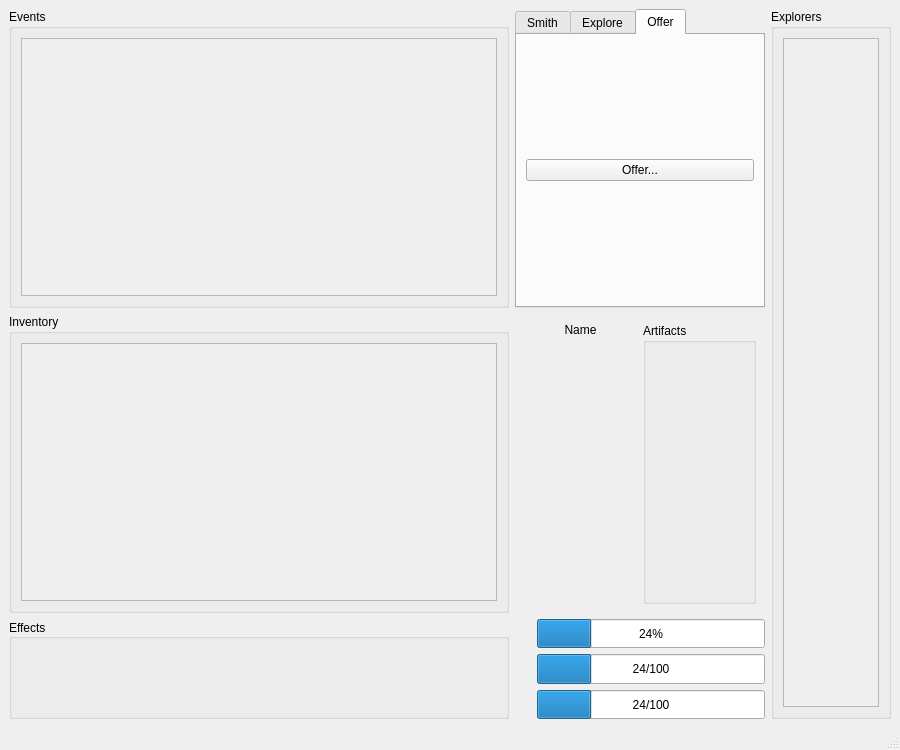
The window that assets/ui/main.ui (pierce-smith1/aor) describes before a commit, drawn with Qt 5.
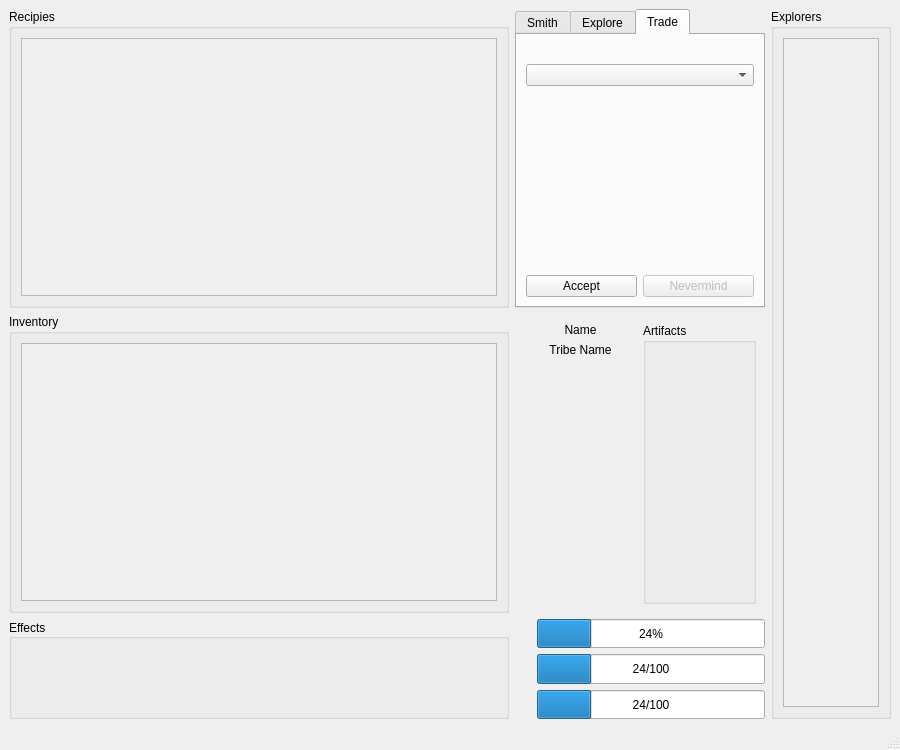
The same window after the commit. Icons and pictures are not drawn.

Patch:
```diff
--- a/assets/ui/main.ui
+++ b/assets/ui/main.ui
@@ -64,7 +64,7 @@
        </size>
       </property>
       <layout class="QGridLayout" name="gridLayout_6">
-       <item row="0" column="0">
+       <item row="1" column="0">
         <widget class="QLabel" name="player_name_label">
          <property name="sizePolicy">
           <sizepolicy hsizetype="Preferred" vsizetype="Fixed">
@@ -86,10 +86,7 @@
          </property>
         </widget>
        </item>
-       <item row="1" column="0">
-        <layout class="QVBoxLayout" name="player_layout"/>
-       </item>
-       <item row="0" column="1" rowspan="2">
+       <item row="1" column="1" rowspan="3">
         <widget class="QGroupBox" name="artifact_box">
          <property name="title">
           <string>Artifacts</string>
@@ -101,13 +98,32 @@
          </layout>
         </widget>
        </item>
+       <item row="3" column="0">
+        <layout class="QVBoxLayout" name="player_layout"/>
+       </item>
+       <item row="2" column="0">
+        <widget class="QLabel" name="tribe_name_label">
+         <property name="sizePolicy">
+          <sizepolicy hsizetype="Preferred" vsizetype="Fixed">
+           <horstretch>0</horstretch>
+           <verstretch>0</verstretch>
+          </sizepolicy>
+         </property>
+         <property name="text">
+          <string>Tribe Name</string>
+         </property>
+         <property name="alignment">
+          <set>Qt::AlignCenter</set>
+         </property>
+        </widget>
+       </item>
       </layout>
      </widget>
     </item>
     <item row="0" column="0">
      <widget class="QGroupBox" name="recipies_box">
       <property name="title">
-       <string>Events</string>
+       <string>Recipies</string>
       </property>
       <layout class="QHBoxLayout" name="horizontalLayout_8">
        <item>
@@ -265,25 +281,91 @@
         </item>
        </layout>
       </widget>
-      <widget class="QWidget" name="praying_tab">
+      <widget class="QWidget" name="trading_tab">
        <attribute name="title">
-        <string>Offer</string>
+        <string>Trade</string>
        </attribute>
        <layout class="QVBoxLayout" name="verticalLayout_7">
         <item>
-         <layout class="QGridLayout" name="prayer_layout"/>
+         <layout class="QHBoxLayout" name="horizontalLayout_4">
+          <item>
+           <widget class="QLabel" name="trade_remote_accept_icon">
+            <property name="sizePolicy">
+             <sizepolicy hsizetype="Minimum" vsizetype="Fixed">
+              <horstretch>0</horstretch>
+              <verstretch>0</verstretch>
+             </sizepolicy>
+            </property>
+            <property name="maximumSize">
+             <size>
+              <width>16</width>
+              <height>16777215</height>
+             </size>
+            </property>
+            <property name="text">
+             <string/>
+            </property>
+            <property name="pixmap">
+             <pixmap resource="../../images.qrc">:/assets/img/icons/warning.png</pixmap>
+            </property>
+            <property name="alignment">
+             <set>Qt::AlignCenter</set>
+            </property>
+           </widget>
+          </item>
+         </layout>
         </item>
         <item>
-         <widget class="QPushButton" name="pray_button">
+         <layout class="QHBoxLayout" name="foreign_trade_slot_layout"/>
+        </item>
+        <item>
+         <layout class="QHBoxLayout" name="horizontalLayout_6">
+          <item>
+           <widget class="QComboBox" name="trade_partner_combobox"/>
+          </item>
+         </layout>
+        </item>
+        <item>
+         <widget class="QLabel" name="trade_arrow_label">
           <property name="text">
-           <string>Offer...</string>
+           <string/>
           </property>
-          <property name="icon">
-           <iconset resource="../../images.qrc">
-            <normaloff>:/assets/img/icons/focussigil2.png</normaloff>:/assets/img/icons/focussigil2.png</iconset>
+          <property name="pixmap">
+           <pixmap resource="../../images.qrc">:/assets/img/icons/arrows.png</pixmap>
+          </property>
+          <property name="alignment">
+           <set>Qt::AlignCenter</set>
           </property>
          </widget>
         </item>
+        <item>
+         <layout class="QHBoxLayout" name="trade_slot_layout"/>
+        </item>
+        <item>
+         <layout class="QHBoxLayout" name="horizontalLayout">
+          <item>
+           <widget class="QPushButton" name="trade_accept_button">
+            <property name="text">
+             <string>Accept</string>
+            </property>
+            <property name="icon">
+             <iconset resource="../../images.qrc">
+              <normaloff>:/assets/img/icons/focussigil2.png</normaloff>:/assets/img/icons/focussigil2.png</iconset>
+            </property>
+           </widget>
+          </item>
+          <item>
+           <widget class="QPushButton" name="trade_unaccept_button">
+            <property name="enabled">
+             <bool>false</bool>
+            </property>
+            <property name="text">
+             <string>Nevermind</string>
+            </property>
+           </widget>
+          </item>
+         </layout>
+        </item>
        </layout>
       </widget>
      </widget>
```
